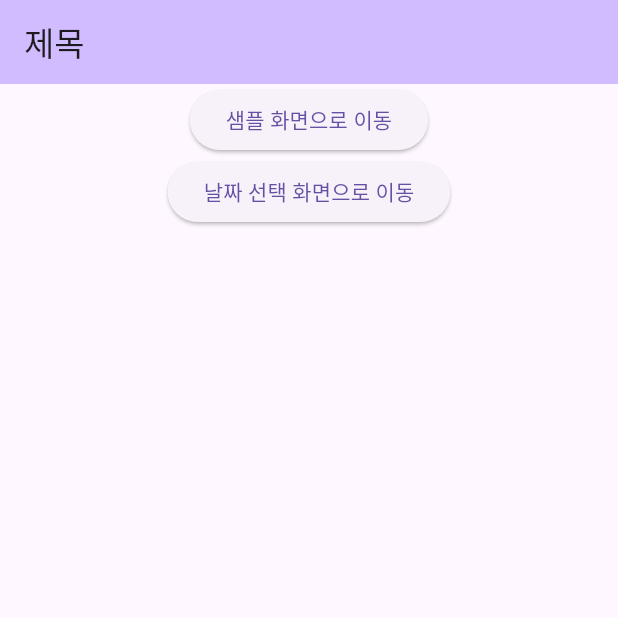
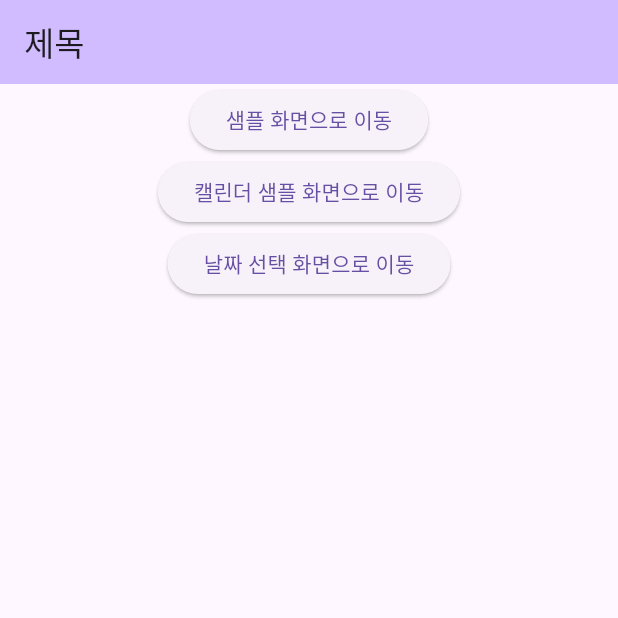
Before and after one commit to hatssue/client, a Flutter app: the screen it shows after launch, on a phone screen of 412 x 824 dp, the top half of it. Run offline on Flutter 3.47's test engine with Material 3 defaults, Android fonts, the phone set to English and light mode, and no system bars; our stand-ins replace go_router, table_calendar.

Commit message:
✨홈 화면에 캘린더 샘플 페이지 추가

```diff
--- a/lib/main.dart
+++ b/lib/main.dart
@@ -18,8 +18,6 @@ class MyApp extends StatelessWidget {
     );
   }
 }
-
-
 
 class MyHomePage extends StatefulWidget {
   const MyHomePage({super.key, required this.title});
@@ -49,6 +47,12 @@ class _MyHomePageState extends State<MyHomePage> {
             ),
             ElevatedButton(
                 onPressed: () {
+                  context.go('/calendarSample');
+                },
+                child: Text("캘린더 샘플 화면으로 이동")
+            ),
+            ElevatedButton(
+                onPressed: () {
                   context.go('/calendarView');
                 },
                 child: Text("날짜 선택 화면으로 이동")
```
